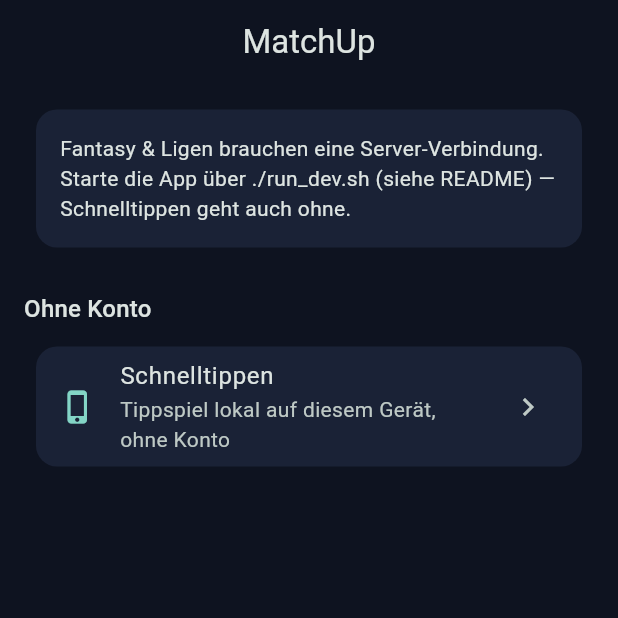
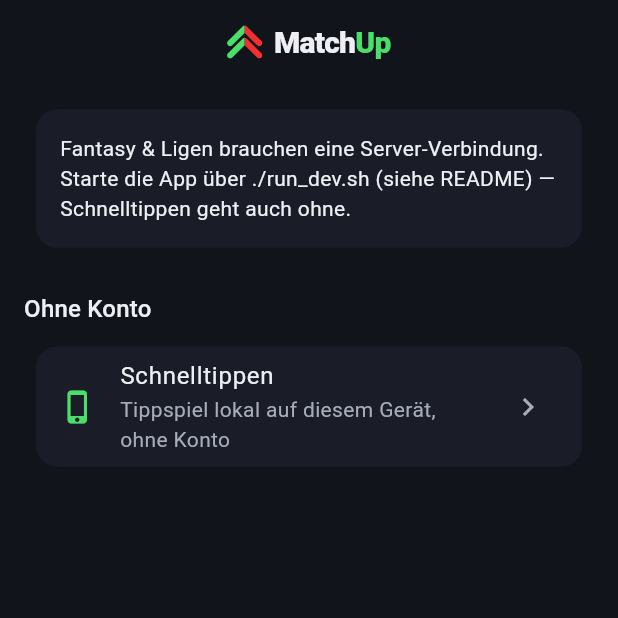
Before and after one commit to SleeperDACH/MatchUp, a Flutter app: the screen it shows after launch, on a phone screen of 412 x 824 dp, the top half of it. Run offline on Flutter 3.47's test engine with Material 3 defaults, Android fonts, the phone set to English and light mode, and no system bars; our stand-ins replace flutter_riverpod, flutter_secure_storage, flutter_svg, local_auth, shared_preferences, supabase_flutter; accounts and stored records are empty.

Commit message:
MatchUp-Redesign: Markenpalette, Logo-Kopfzeile, Signalfarben
- Theme komplett auf MatchUp-Palette: Base #12141C (Hintergrund), Green
  #4ADE6A (Primär-Akzent), Red #F23030 (Signal), Snow #EDEFF4 (Text);
  nur Dark. Abgestufte Flächen für Karten/Leisten/Kopfzeile.
- Homescreen-Titel: natives Logo (zweifarbiger Doppel-Chevron + Match/Up)
  statt Text, exakt nach dem Marken-SVG (CustomPainter, kein <text>-SVG).
- Live-Spiele + 'Nicht gespeichert' -> Red, 'Gespeichert' -> Green.

Co-Authored-By: Claude Opus 4.8 <noreply@anthropic.com>

```diff
--- a/lib/app/home_screen.dart
+++ b/lib/app/home_screen.dart
@@ -12,6 +12,7 @@ import '../features/fantasy/ui/fantasy_lobby_screen.dart';
 import '../features/tippspiel/models/tip_round.dart';
 import '../features/tippspiel/providers.dart';
 import 'league_screen.dart';
+import 'theme.dart';
 
 /// Startbildschirm. Fantasy ist der Hauptfokus und steht oben; das
 /// Tippspiel folgt als zweiter Bereich darunter.
@@ -26,7 +27,7 @@ class HomeScreen extends ConsumerWidget {
     return Scaffold(
       appBar: AppBar(
         centerTitle: true,
-        title: const Text('MatchUp'),
+        title: const _MatchUpTitle(),
         // Abmelden links in der Kopfzeile.
         leading: user != null
             ? IconButton(
@@ -348,6 +349,109 @@ class _InfoCard extends StatelessWidget {
 }
 
 // ---------------------------------------------------------------------
+// MatchUp-Wortmarke für die Kopfzeile: zweifarbiger Doppel-Chevron
+// (links Green, rechts Red) + „Match"/„Up". Nativ nachgebaut nach dem
+// Marken-SVG (assets/branding/matchup_logo_primary.svg), weil flutter_svg
+// dessen Text-Element nicht rendert.
+// ---------------------------------------------------------------------
+class _MatchUpTitle extends StatelessWidget {
+  const _MatchUpTitle();
+
+  @override
+  Widget build(BuildContext context) {
+    return Row(
+      mainAxisSize: MainAxisSize.min,
+      crossAxisAlignment: CrossAxisAlignment.center,
+      children: [
+        const _ChevronMark(size: 22),
+        const SizedBox(width: 8),
+        Text.rich(
+          TextSpan(
+            style: const TextStyle(
+              fontSize: 20,
+              fontWeight: FontWeight.w800,
+              letterSpacing: -0.5,
+              color: MatchUpColors.snow,
+            ),
+            children: const [
+              TextSpan(text: 'Match'),
+              TextSpan(
+                  text: 'Up',
+                  style: TextStyle(color: MatchUpColors.green)),
+            ],
+          ),
+        ),
+      ],
+    );
+  }
+}
+
+/// Der Doppel-Chevron des Logos, exakt nach den SVG-Koordinaten gezeichnet:
+/// linke Hälfte Green, rechte Hälfte Red, mittig an den Spitzen geteilt.
+class _ChevronMark extends StatelessWidget {
+  const _ChevronMark({required this.size});
+
+  /// Höhe in Logischen Pixeln (Breite folgt dem Seitenverhältnis).
+  final double size;
+
+  @override
+  Widget build(BuildContext context) {
+    return CustomPaint(
+      size: Size(size * _ChevronPainter.refW / _ChevronPainter.refH, size),
+      painter: _ChevronPainter(),
+    );
+  }
+}
+
+class _ChevronPainter extends CustomPainter {
+  // Referenz-Box um den Chevron (inkl. Platz für die runden Kappen),
+  // entnommen aus dem Marken-SVG (viewBox 600×200).
+  static const refW = 58.0; // x 164 … 222
+  static const refH = 54.4; // y 73.4 … 127.8
+  static const _ox = 164.0;
+  static const _oy = 73.4;
+  static const _centerX = 193.0; // Teilung Green|Red an der Spitze
+
+  @override
+  void paint(Canvas canvas, Size size) {
+    final sx = size.width / refW;
+    final sy = size.height / refH;
+    Offset p(double x, double y) => Offset((x - _ox) * sx, (y - _oy) * sy);
+
+    final path = Path()
+      // oberer Chevron
+      ..moveTo(p(169, 102.4).dx, p(169, 102.4).dy)
+      ..lineTo(p(193, 78.4).dx, p(193, 78.4).dy)
+      ..lineTo(p(217, 102.4).dx, p(217, 102.4).dy)
+      // unterer Chevron
+      ..moveTo(p(169, 122.8).dx, p(169, 122.8).dy)
+      ..lineTo(p(193, 98.8).dx, p(193, 98.8).dy)
+      ..lineTo(p(217, 122.8).dx, p(217, 122.8).dy);
+
+    final paint = Paint()
+      ..style = PaintingStyle.stroke
+      ..strokeWidth = 10.0 * (sx + sy) / 2
+      ..strokeCap = StrokeCap.round
+      ..strokeJoin = StrokeJoin.round;
+
+    final centerX = (_centerX - _ox) * sx;
+    // Linke Hälfte grün.
+    canvas.save();
+    canvas.clipRect(Rect.fromLTWH(0, 0, centerX, size.height));
+    canvas.drawPath(path, paint..color = MatchUpColors.green);
+    canvas.restore();
+    // Rechte Hälfte rot.
+    canvas.save();
+    canvas.clipRect(Rect.fromLTWH(centerX, 0, size.width - centerX, size.height));
+    canvas.drawPath(path, paint..color = MatchUpColors.red);
+    canvas.restore();
+  }
+
+  @override
+  bool shouldRepaint(covariant CustomPainter oldDelegate) => false;
+}
+
+// ---------------------------------------------------------------------
 // Tippspiel: Tipprunde erstellen / beitreten
 // ---------------------------------------------------------------------
 
--- a/lib/app/theme.dart
+++ b/lib/app/theme.dart
@@ -1,33 +1,68 @@
 import 'package:flutter/material.dart';
 
-/// Dunkles Theme im Stil moderner Fantasy-Apps (Sleeper): dunkles Navy
-/// mit Türkis als Akzentfarbe.
+/// MatchUp-Markenfarben.
+class MatchUpColors {
+  const MatchUpColors._();
+
+  /// Dunkler Hintergrund (fast Schwarz mit leichtem Blaustich).
+  static const base = Color(0xFF12141C);
+
+  /// Marken-/Primärakzent (Logo-„Up", Buttons, aktive Zustände).
+  static const green = Color(0xFF4ADE6A);
+
+  /// Signalfarbe: Fehler/Negativ und Live-Spiele.
+  static const red = Color(0xFFF23030);
+
+  /// Text/Vordergrund auf dunklem Grund.
+  static const snow = Color(0xFFEDEFF4);
+
+  // Abgestufte Flächen über [base] für Tiefe (Karten, Leisten, Kopfzeilen).
+  static const _surfaceCard = Color(0xFF1A1D27);
+  static const _surfaceHigh = Color(0xFF252937);
+  static const _divider = Color(0xFF2A2E3A);
+
+  /// Gedämpftes Snow für Sekundärtext.
+  static const _mutedText = Color(0xFFA6ACBA);
+}
+
+/// Dunkles MatchUp-Theme: Base als Hintergrund, Green als Akzent, Red als
+/// Signalfarbe, Snow als Text. Bewusst nur Dark (kein Light-Theme).
 ThemeData buildAppTheme() {
   final scheme = ColorScheme.fromSeed(
-    seedColor: const Color(0xFF00CEB8),
+    seedColor: MatchUpColors.green,
     brightness: Brightness.dark,
-    surface: const Color(0xFF151B2B),
+  ).copyWith(
+    primary: MatchUpColors.green,
+    onPrimary: MatchUpColors.base,
+    surface: MatchUpColors.base,
+    onSurface: MatchUpColors.snow,
+    onSurfaceVariant: MatchUpColors._mutedText,
+    surfaceContainerHighest: MatchUpColors._surfaceHigh,
+    error: MatchUpColors.red,
+    onError: MatchUpColors.snow,
+    outlineVariant: MatchUpColors._divider,
   );
   return ThemeData(
     colorScheme: scheme,
-    scaffoldBackgroundColor: const Color(0xFF0E1320),
+    scaffoldBackgroundColor: MatchUpColors.base,
+    dividerColor: MatchUpColors._divider,
     appBarTheme: const AppBarTheme(
-      backgroundColor: Color(0xFF0E1320),
+      backgroundColor: MatchUpColors.base,
       centerTitle: true,
     ),
     cardTheme: CardThemeData(
-      color: const Color(0xFF1A2236),
+      color: MatchUpColors._surfaceCard,
       elevation: 0,
       shape: RoundedRectangleBorder(borderRadius: BorderRadius.circular(14)),
       margin: const EdgeInsets.symmetric(horizontal: 12, vertical: 5),
     ),
     navigationBarTheme: NavigationBarThemeData(
-      backgroundColor: const Color(0xFF151B2B),
-      indicatorColor: scheme.primary.withValues(alpha: 0.18),
+      backgroundColor: MatchUpColors._surfaceCard,
+      indicatorColor: MatchUpColors.green.withValues(alpha: 0.22),
     ),
     inputDecorationTheme: InputDecorationTheme(
       filled: true,
-      fillColor: const Color(0xFF0E1320),
+      fillColor: MatchUpColors.base,
       contentPadding: EdgeInsets.zero,
       border: OutlineInputBorder(
         borderRadius: BorderRadius.circular(8),
--- a/lib/features/tippspiel/ui/matchday_screen.dart
+++ b/lib/features/tippspiel/ui/matchday_screen.dart
@@ -513,9 +513,9 @@ class _SavedHint extends StatelessWidget {
   @override
   Widget build(BuildContext context) {
     final (IconData icon, Color color, String label) = dirty
-        ? (Icons.edit_outlined, const Color(0xFFEF6C00), 'Nicht gespeichert')
+        ? (Icons.edit_outlined, const Color(0xFFF23030), 'Nicht gespeichert')
         : saved
-            ? (Icons.check_circle, const Color(0xFF2E7D32), 'Gespeichert')
+            ? (Icons.check_circle, const Color(0xFF4ADE6A), 'Gespeichert')
             : (Icons.remove, Colors.transparent, '');
     if (label.isEmpty) return const SizedBox(height: 6);
     return Padding(
--- a/lib/features/tippspiel/ui/tips_table_tab.dart
+++ b/lib/features/tippspiel/ui/tips_table_tab.dart
@@ -15,7 +15,7 @@ import '../providers.dart';
 import 'round_selector.dart';
 
 /// Signalfarbe für laufende Spiele (Spielstand & vorläufige Punkte).
-const Color _liveColor = Color(0xFFEF6C00); // Orange 800 — in beiden Themes gut
+const Color _liveColor = Color(0xFFF23030); // MatchUp Red — Live-Spiele
 
 /// Feste Höhen für die zwei nebeneinanderliegenden Tabellenhälften
 /// (eingefrorene Namen + scrollende Ergebnisse) — nur so fluchten die
```
Also changed, not shown: assets/branding/matchup_logo_primary.svg (added).
